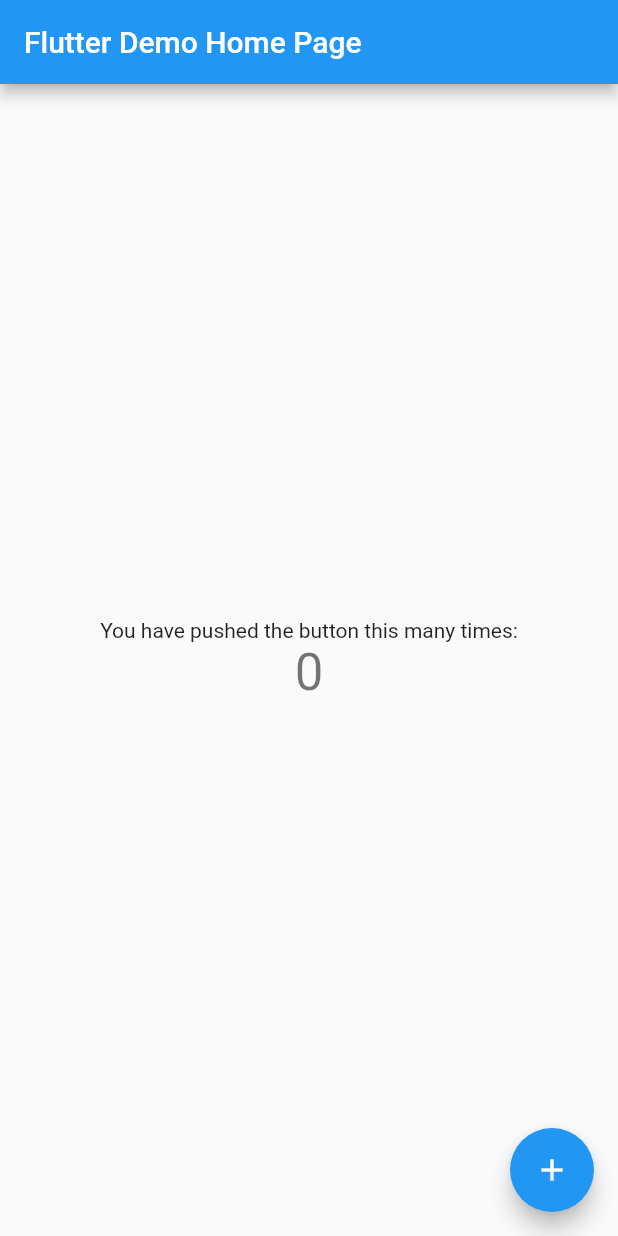
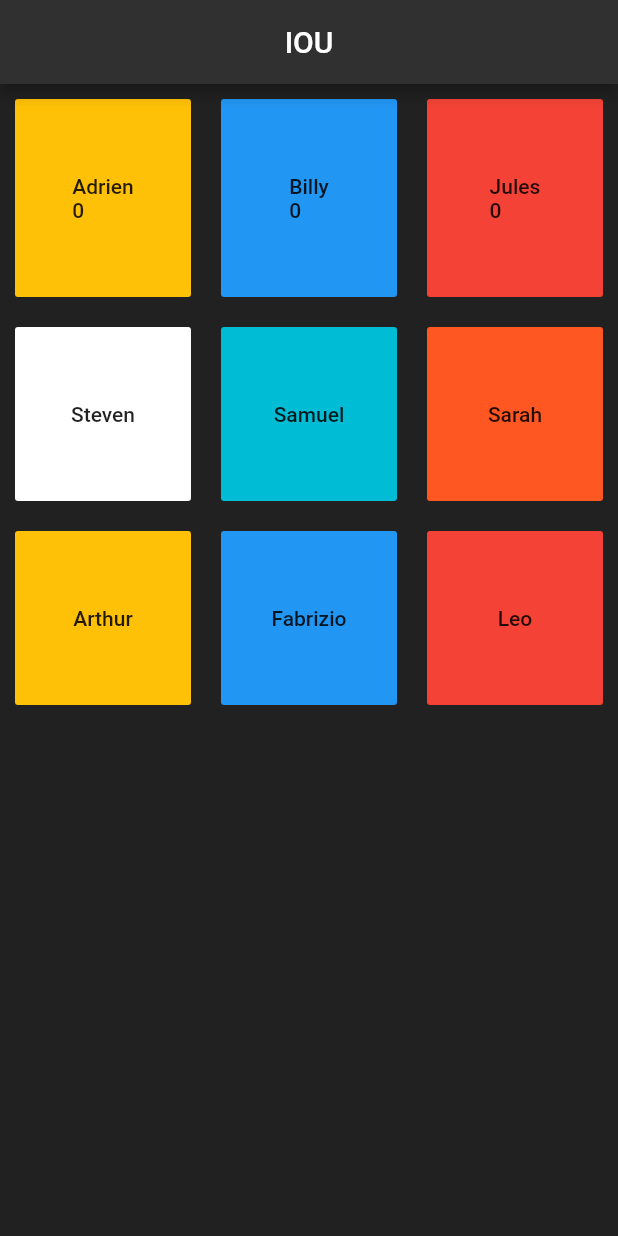
Before and after one commit to braimbau/IOU, a Flutter app: the screen it shows after launch, on a phone screen of 412 x 824 dp. Run offline on Flutter 3.47's test engine with Material 2 defaults, Android fonts, the phone set to English and light mode, and no system bars.

Commit message:
en chemin

```diff
--- a/lib/main.dart
+++ b/lib/main.dart
@@ -1,63 +1,164 @@
+import 'package:flutter/cupertino.dart';
 import 'package:flutter/material.dart';
 
 void main() {
-  runApp(MyApp());
+  runApp(MaterialApp(
+    home: Home()
+  ));
 }
 
-class MyApp extends StatelessWidget {
+class Home extends StatefulWidget {
+  @override
+  _HomeState createState() => _HomeState();
+}
+
+class _HomeState extends State<Home> {
+
+  int count = 0;
+
   @override
   Widget build(BuildContext context) {
-    return MaterialApp(
-      title: 'Flutter Demo',
-      theme: ThemeData(
-        primarySwatch: Colors.blue,
-        visualDensity: VisualDensity.adaptivePlatformDensity,
+    return Scaffold(
+      backgroundColor: Colors.grey[900],
+      appBar: AppBar(
+        title: Text('IOU'),
+        centerTitle: true,
+        backgroundColor: Colors.grey[850],
       ),
-      home: MyHomePage(title: 'Flutter Demo Home Page'),
+      body: Column(
+        children: [
+          Row(
+              mainAxisAlignment: MainAxisAlignment.spaceAround,
+              children: <Widget> [
+                Expanded(
+                  child: Container(
+                    margin: EdgeInsets.all(10),
+                    child : FlatButton(
+                    onPressed: (){
+                      setState(() {
+                        count += 1;
+                      });
+                    },
+                      padding: EdgeInsets.symmetric(horizontal: 0, vertical: 50),
+                      color: Colors.amber,
+                    child: Text('Adrien'
+                        '\n$count',),
+                    ),
+                  ),
+                ),
+                Expanded(
+                  child: Container(
+                    margin: EdgeInsets.all(10),
+                    child: FlatButton(
+                      onPressed: (){
+                      setState(() {
+                      count += 1;
+                      });
+                      },
+                      padding: EdgeInsets.symmetric(horizontal: 0, vertical: 50),
+                      color: Colors.blue,
+                      child: Text('Billy\n$count'),
+                    ),
+                  ),
+                ),
+                Expanded(
+                  child: Container(
+                    margin: EdgeInsets.all(10),
+                    child: FlatButton(
+                      onPressed: (){
+                        setState(() {
+                          count += 1;
+                        });
+                      },
+                      padding: EdgeInsets.symmetric(horizontal: 0, vertical: 50),
+                      color: Colors.red,
+                      child:  Text('Jules\n$count'),
+                    ),
+                  ),
+                ),
+              ],
+          ),
+          Row(
+            mainAxisAlignment: MainAxisAlignment.spaceAround,
+            children: <Widget> [
+              Expanded(
+                child: Container(
+                  margin: EdgeInsets.all(10),
+                  child : FlatButton(
+                    onPressed: (){},
+                    padding: EdgeInsets.symmetric(horizontal: 0, vertical: 50),
+                    color: Colors.white,
+                    child: Text('Steven',),
+                  ),
+                ),
+              ),
+              Expanded(
+                child: Container(
+                  margin: EdgeInsets.all(10),
+                  child: FlatButton(
+                    onPressed: (){},
+                    padding: EdgeInsets.symmetric(horizontal: 0, vertical: 50),
+                    color: Colors.cyan,
+                    child: Text('Samuel'),
+                  ),
+                ),
+              ),
+              Expanded(
+                child: Container(
+                  margin: EdgeInsets.all(10),
+                  child: FlatButton(
+                    onPressed: (){},
+                    padding: EdgeInsets.symmetric(horizontal: 0, vertical: 50),
+                    color: Colors.deepOrange,
+                    child:  Text('Sarah'),
+                  ),
+                ),
+              ),
+            ],
+          ),
+          Row(
+            mainAxisAlignment: MainAxisAlignment.spaceAround,
+            children: <Widget> [
+              Expanded(
+                child: Container(
+                  margin: EdgeInsets.all(10),
+                  child : FlatButton(
+                    onPressed: (){},
+                    padding: EdgeInsets.symmetric(horizontal: 0, vertical: 50),
+                    color: Colors.amber,
+                    child: Text('Arthur',),
+                  ),
+                ),
+              ),
+              Expanded(
+                child: Container(
+                  margin: EdgeInsets.all(10),
+                  child: FlatButton(
+                    onPressed: (){},
+                    padding: EdgeInsets.symmetric(horizontal: 0, vertical: 50),
+                    color: Colors.blue,
+                    child: Text('Fabrizio'),
+                  ),
+                ),
+              ),
+              Expanded(
+                child: Container(
+                  margin: EdgeInsets.all(10),
+                  child: FlatButton(
+                    onPressed: (){},
+                    padding: EdgeInsets.symmetric(horizontal: 0, vertical: 50),
+                    color: Colors.red,
+                    child:  Text('Leo',),
+                ),
+              ),
+              ),
+            ],
+          ),
+        ],
+      ),
     );
   }
 }
 
-class MyHomePage extends StatefulWidget {
-  MyHomePage({Key key, this.title}) : super(key: key);
-  final String title;
-  @override
-  _MyHomePageState createState() => _MyHomePageState();
-}
 
-class _MyHomePageState extends State<MyHomePage> {
-  int _counter = 0;
-
-  void _incrementCounter() {
-    setState(() {
-      _counter++;
-    });
-  }
-  @override
-  Widget build(BuildContext context) {
-    return Scaffold(
-      appBar: AppBar(
-        title: Text(widget.title),
-      ),
-      body: Center(
-        child: Column(
-          mainAxisAlignment: MainAxisAlignment.center,
-          children: <Widget>[
-            Text(
-              'You have pushed the button this many times:',
-            ),
-            Text(
-              '$_counter',
-              style: Theme.of(context).textTheme.headline4,
-            ),
-          ],
-        ),
-      ),
-      floatingActionButton: FloatingActionButton(
-        onPressed: _incrementCounter,
-        tooltip: 'Increment',
-        child: Icon(Icons.add),
-      ), // This trailing comma makes auto-formatting nicer for build methods.
-    );
-  }
-}
+//
```
Also changed, not shown: 1 other file.
